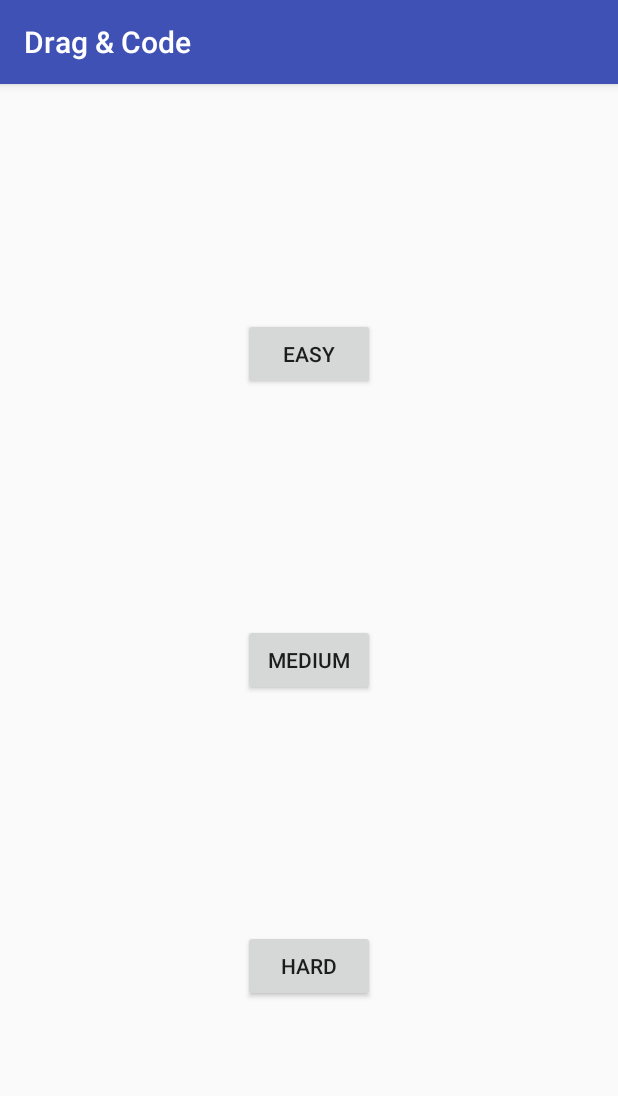
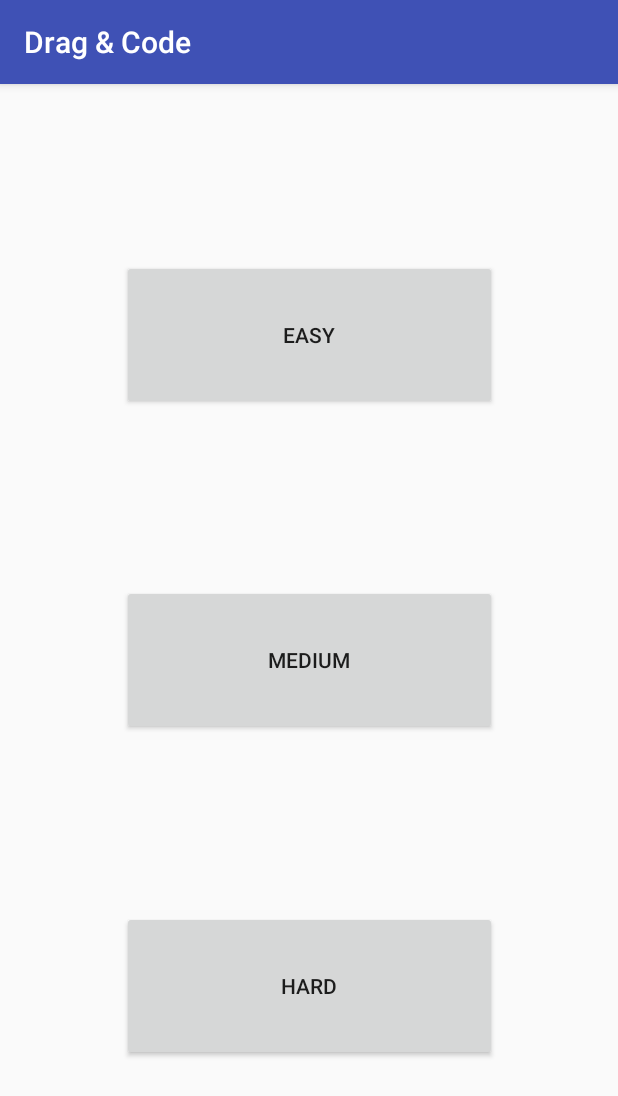
Before and after one commit to Tenkaire/CMPT276Project, an Android app: the DifficultySelectActivity screen opened directly, with no data from a screen before it, on a phone screen of 412 x 824 dp. Shown: the top 1096 px of the screen. Run offline under Robolectric (Android 15) with nearby library versions, the phone set to English and light mode, and no system bars.

Commit message:
Fixed button sizes to look better

```diff
--- a/DragAndCode/app/src/main/res/layout/activity_difficulty_select.xml
+++ b/DragAndCode/app/src/main/res/layout/activity_difficulty_select.xml
@@ -12,10 +12,14 @@
         android:layout_height="wrap_content"
         android:onClick="onEasyClick"
         android:text="@string/diff_easy"
+        android:width="250dp"
+        android:height="100dp"
         app:layout_constraintBottom_toTopOf="@+id/button_medium"
         app:layout_constraintLeft_toLeftOf="parent"
         app:layout_constraintRight_toRightOf="parent"
-        app:layout_constraintTop_toTopOf="parent" />
+        app:layout_constraintTop_toTopOf="parent"
+        android:layout_marginBottom="0dp"
+        app:layout_constraintVertical_chainStyle="spread" />
 
     <Button
         android:id="@+id/button_medium"
@@ -23,6 +27,8 @@
         android:layout_height="wrap_content"
         android:onClick="onMediumClick"
         android:text="@string/diff_medium"
+        android:width="250dp"
+        android:height="100dp"
         app:layout_constraintBottom_toTopOf="@+id/button_hard"
         app:layout_constraintLeft_toLeftOf="parent"
         app:layout_constraintRight_toRightOf="parent"
@@ -34,6 +40,8 @@
         android:layout_height="wrap_content"
         android:onClick="onHardClick"
         android:text="@string/diff_hard"
+        android:width="250dp"
+        android:height="100dp"
         app:layout_constraintBottom_toBottomOf="parent"
         app:layout_constraintLeft_toLeftOf="parent"
         app:layout_constraintRight_toRightOf="parent"
--- a/DragAndCode/app/src/main/res/layout/activity_language_select.xml
+++ b/DragAndCode/app/src/main/res/layout/activity_language_select.xml
@@ -12,6 +12,8 @@
         android:layout_height="wrap_content"
         android:onClick="onJavaClick"
         android:text="@string/lang_java"
+        android:width="250dp"
+        android:height="100dp"
         app:layout_constraintBottom_toTopOf="@+id/button_cpp"
         app:layout_constraintLeft_toLeftOf="parent"
         app:layout_constraintRight_toRightOf="parent"
@@ -23,6 +25,8 @@
         android:layout_height="wrap_content"
         android:onClick="onCppClick"
         android:text="@string/lang_cpp"
+        android:width="250dp"
+        android:height="100dp"
         app:layout_constraintBottom_toTopOf="@+id/button_python"
         app:layout_constraintLeft_toLeftOf="parent"
         app:layout_constraintRight_toRightOf="parent"
@@ -34,6 +38,8 @@
         android:layout_height="wrap_content"
         android:onClick="onPythonClick"
         android:text="@string/lang_python"
+        android:width="250dp"
+        android:height="100dp"
         app:layout_constraintBottom_toBottomOf="parent"
         app:layout_constraintLeft_toLeftOf="parent"
         app:layout_constraintRight_toRightOf="parent"
```
